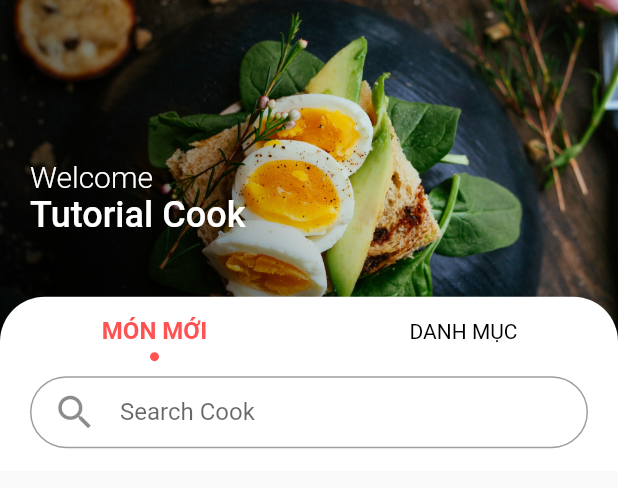
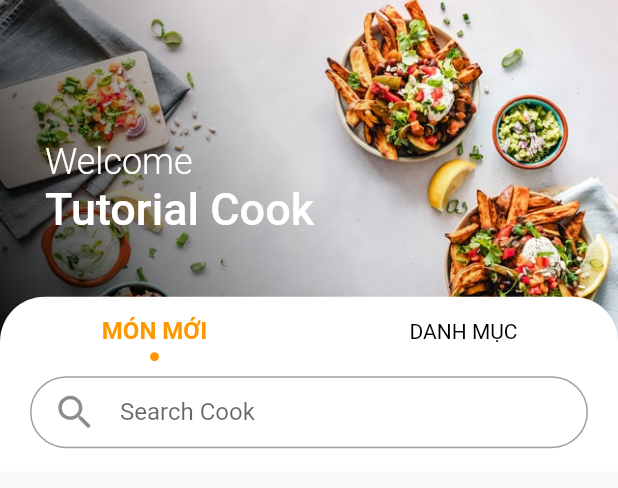
Before and after one commit to vietmit37/Fluuter_Food, a Flutter app: the HomeFragment widget shown alone on an empty page, opened directly, on a phone screen of 412 x 824 dp. Shown: the top 488 px of the screen. Run offline on Flutter 3.47's test engine with Material 2 defaults, Android fonts, the phone set to English and light mode, and no system bars; our stand-ins replace flutter_icons, lottie, sliding_up_panel, sqflite, tab_indicator_styler; accounts and stored records are empty; project files that could hold a hidden picture were left out.

Commit message:
update color

```diff
--- a/lib/home/components/home_fragment.dart
+++ b/lib/home/components/home_fragment.dart
@@ -22,7 +22,7 @@ class HomeFragment extends StatelessWidget {
                     width: width,
                     decoration: BoxDecoration(
                         image:DecorationImage(
-                            image: AssetImage("assets/images/img1.jpg"),
+                            image: AssetImage("assets/images/bg_2.jpg"),
                             fit: BoxFit.cover
                         )
                     ),
@@ -42,14 +42,14 @@ class HomeFragment extends StatelessWidget {
                   ),
                   Positioned(
                     bottom: 90,
-                    left: 20,
+                    left: 30,
                     child: RichText(
                       text: TextSpan(
                           text: "Welcome",
                           style: TextStyle(
                             color: Colors.white,
                             fontWeight: FontWeight.w300,
-                            fontSize: 20,
+                            fontSize: 24,
                           ),
                           children: [
                             TextSpan(
@@ -57,8 +57,8 @@ class HomeFragment extends StatelessWidget {
                                 style: TextStyle(
                                   color: Colors.white,
                                   fontWeight: FontWeight.w500,
-                                  fontSize: 24,
-                                )
+                                  fontSize: 30,
+                                ),
                             )
                           ]
                       ),
@@ -82,7 +82,7 @@ class HomeFragment extends StatelessWidget {
                     child: Column(
                       children: <Widget>[
                         TabBar(
-                          labelColor: Colors.redAccent,
+                          labelColor: Colors.orange,
                           unselectedLabelStyle: TextStyle(
                               fontWeight: FontWeight.normal,fontSize: 14
                           ),
@@ -98,7 +98,7 @@ class HomeFragment extends StatelessWidget {
                             ),
                           ],
                           indicator: DotIndicator(
-                            color: Colors.redAccent,
+                            color: Colors.orange,
                             distanceFromCenter: 16,
                             radius: 3,
                             paintingStyle: PaintingStyle.fill,
--- a/lib/home/homePage.dart
+++ b/lib/home/homePage.dart
@@ -25,7 +25,7 @@ class _MyHomePageState extends State<MyHomePage> {
       bottomNavigationBar: BottomNavigationBar(
         type: BottomNavigationBarType.fixed,
         currentIndex: selectedIndex,
-        selectedItemColor: Colors.redAccent,
+        selectedItemColor: Colors.orange,
         unselectedItemColor: Colors.black,
         selectedLabelStyle: TextStyle(fontWeight: FontWeight.bold, fontSize: 15),
         onTap: (index){
--- a/lib/splashscreen.dart
+++ b/lib/splashscreen.dart
@@ -142,7 +142,7 @@ class ArcPainter extends CustomPainter {
     Path orangeArc=Path()
         ..moveTo(0, 0)
         ..lineTo(0, size.height-170)..quadraticBezierTo(size.width/2,size.height,size.width, size.height-170)..lineTo(size.width, size.height)..lineTo(size.width, 0)..close();
-    canvas.drawPath(orangeArc, Paint()..color=Colors.orange);
+    canvas.drawPath(orangeArc, Paint()..color=Colors.orangeAccent);
 
     Path whiteArc=Path()
     ..moveTo(0.0, 0.0)
```
Also changed, not shown: assets/images/bg_2.jpg (added).
